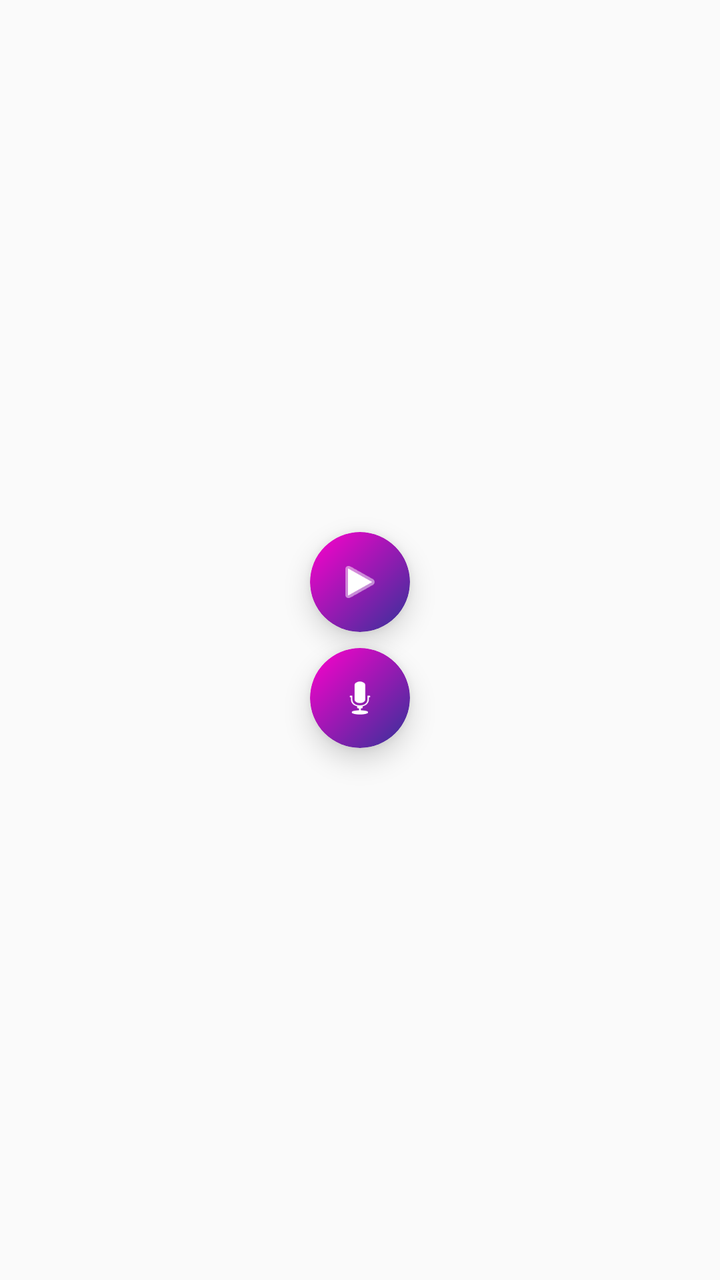
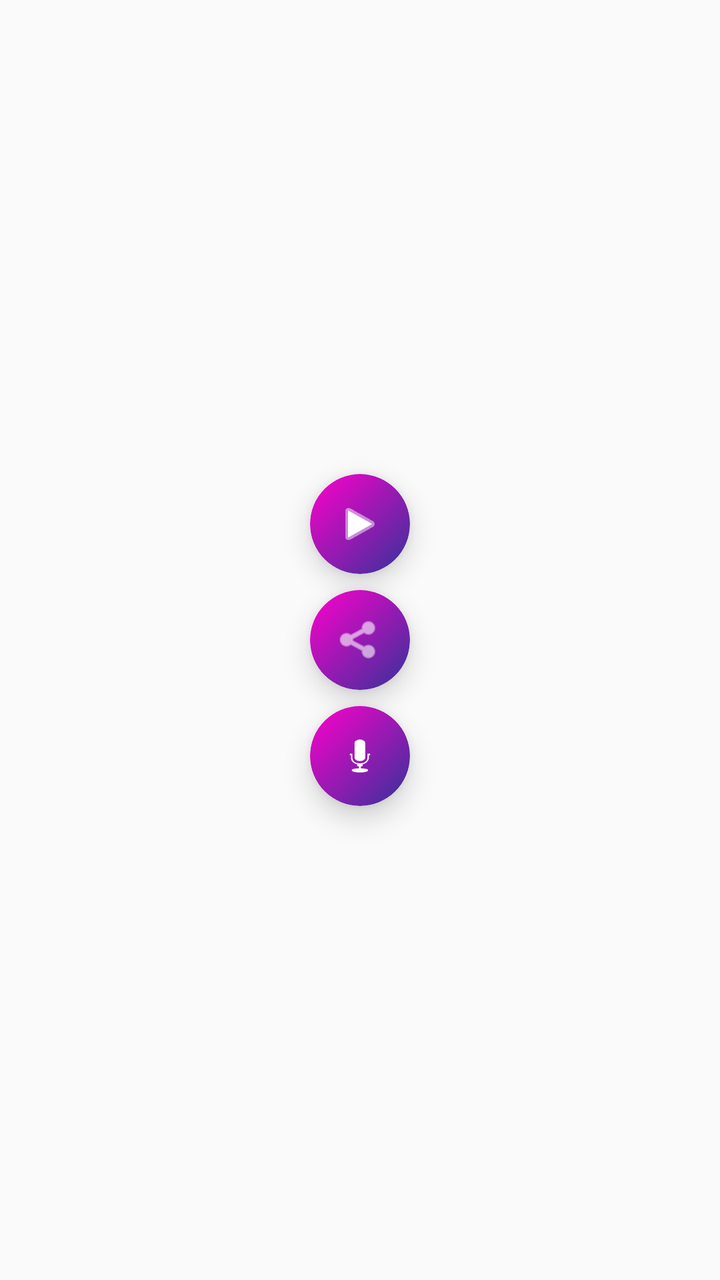

Before-and-after screenshots of an Android layout around one commit, followed by the original layout XML and the change that was made.
<!-- AndroidManifest.xml: application theme Theme.AppCompat.Light.DarkActionBar -->
<!-- res/layout/overlay_bubble.xml -->
<?xml version="1.0" encoding="utf-8"?>
<LinearLayout xmlns:android="http://schemas.android.com/apk/res/android"
    xmlns:app="http://schemas.android.com/apk/res-auto"
    android:id="@+id/floatingRoot"
    android:layout_width="56dp"
    android:layout_height="120dp"
    android:orientation="vertical"
    android:gravity="center">

    
    <androidx.cardview.widget.CardView
        android:layout_width="50dp"
        android:layout_height="50dp"
        android:layout_marginBottom="4dp"
        app:cardCornerRadius="25dp"
        app:cardElevation="8dp"
        app:cardBackgroundColor="@android:color/transparent">

        <FrameLayout
            android:id="@+id/iconBackground"
            android:layout_width="match_parent"
            android:layout_height="match_parent"
            android:background="@drawable/bg_floating_idle">

            <ImageView
                android:id="@+id/iconImage"
                android:layout_width="24dp"
                android:layout_height="24dp"
                android:layout_gravity="center"
                android:src="@android:drawable/ic_media_play"
                app:tint="@android:color/white" />
        </FrameLayout>
    </androidx.cardview.widget.CardView>

    
    <androidx.cardview.widget.CardView
        android:layout_width="50dp"
        android:layout_height="50dp"
        android:layout_marginTop="4dp"
        app:cardCornerRadius="25dp"
        app:cardElevation="8dp"
        app:cardBackgroundColor="@android:color/transparent">

        <FrameLayout
            android:id="@+id/micBackground"
            android:layout_width="match_parent"
            android:layout_height="match_parent"
            android:background="@drawable/bg_floating_idle">

            <ImageView
                android:id="@+id/micImage"
                android:layout_width="24dp"
                android:layout_height="24dp"
                android:layout_gravity="center"
                android:src="@android:drawable/ic_btn_speak_now"
                app:tint="@android:color/white" />
        </FrameLayout>
    </androidx.cardview.widget.CardView>

</LinearLayout>
<!-- resources referenced by this layout -->
<resources>
  <!-- drawable bg_floating_idle (drawable) -->
  <?xml version="1.0" encoding="utf-8"?>
  <shape xmlns:android="http://schemas.android.com/apk/res/android"
      android:shape="oval">
      <gradient
          android:angle="135"
          android:endColor="#FF00CC"
          android:startColor="#333399"
          android:type="linear" />
  </shape>
</resources>

<!-- the commit's change to res/layout/overlay_bubble.xml (unified diff, before → after) -->
@@ -3,7 +3,7 @@
     xmlns:app="http://schemas.android.com/apk/res-auto"
     android:id="@+id/floatingRoot"
     android:layout_width="56dp"
-    android:layout_height="120dp"
+    android:layout_height="180dp"
     android:orientation="vertical"
     android:gravity="center">
 
@@ -37,6 +37,32 @@
         android:layout_width="50dp"
         android:layout_height="50dp"
         android:layout_marginTop="4dp"
+        android:layout_marginBottom="4dp"
+        app:cardCornerRadius="25dp"
+        app:cardElevation="8dp"
+        app:cardBackgroundColor="@android:color/transparent">
+
+        <FrameLayout
+            android:id="@+id/shareBackground"
+            android:layout_width="match_parent"
+            android:layout_height="match_parent"
+            android:background="@drawable/bg_floating_idle">
+
+            <ImageView
+                android:id="@+id/shareImage"
+                android:layout_width="24dp"
+                android:layout_height="24dp"
+                android:layout_gravity="center"
+                android:src="@android:drawable/ic_menu_share"
+                app:tint="@android:color/white" />
+        </FrameLayout>
+    </androidx.cardview.widget.CardView>
+
+    
+    <androidx.cardview.widget.CardView
+        android:layout_width="50dp"
+        android:layout_height="50dp"
+        android:layout_marginTop="4dp"
         app:cardCornerRadius="25dp"
         app:cardElevation="8dp"
         app:cardBackgroundColor="@android:color/transparent">
